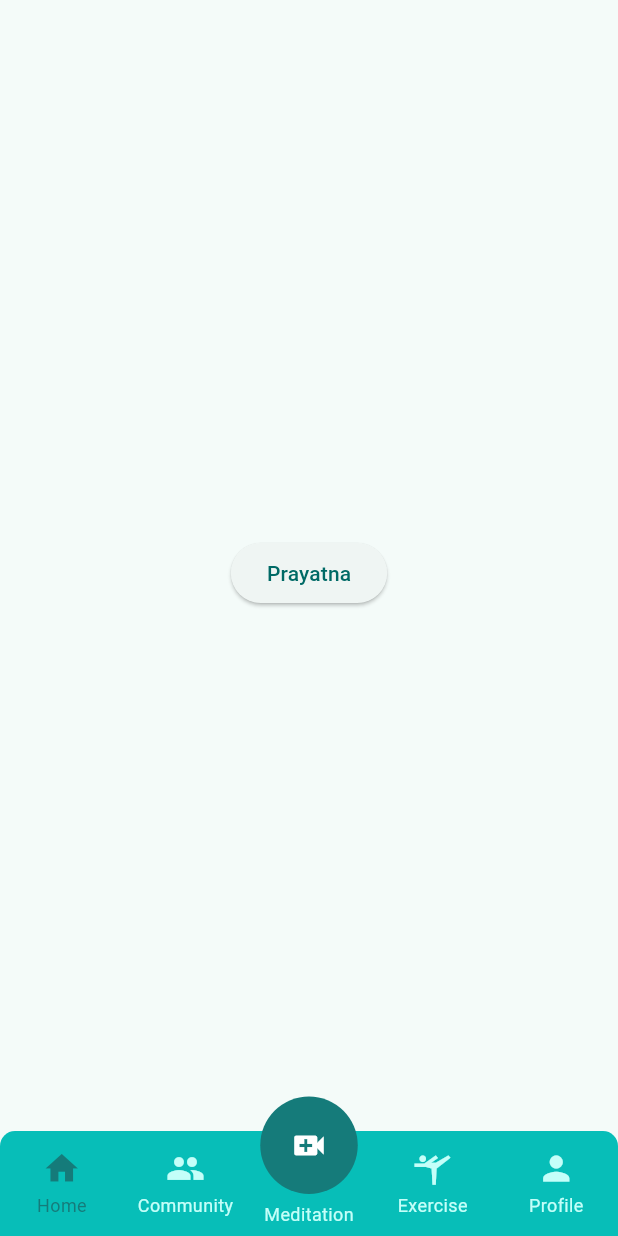
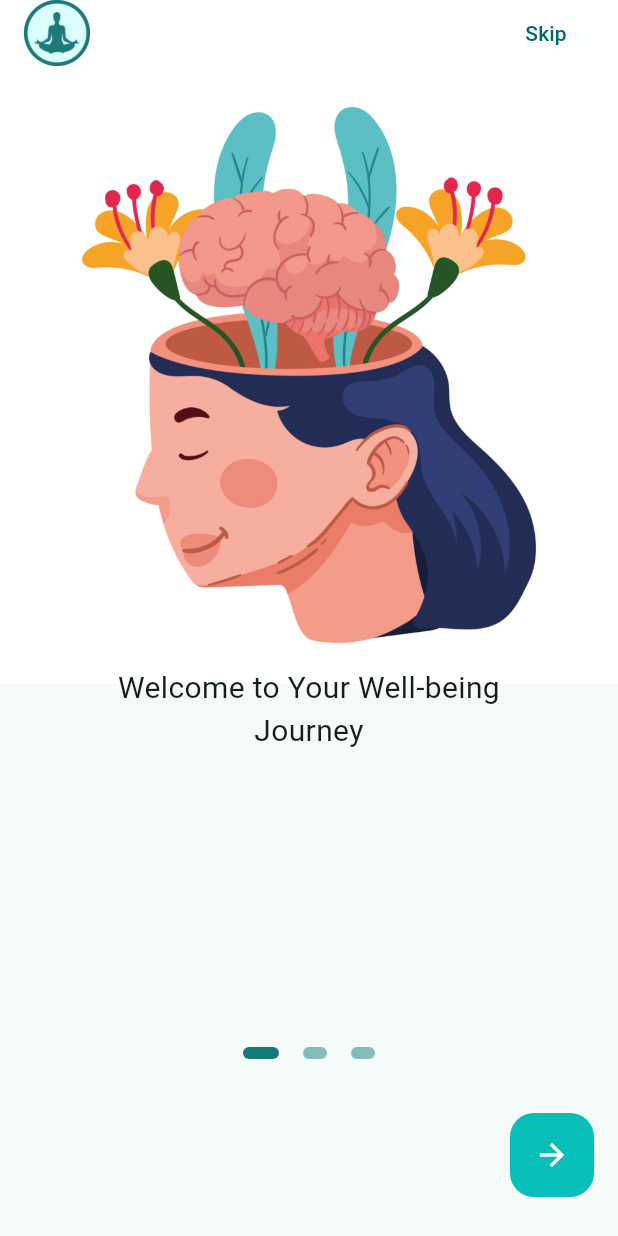
Before and after one commit to chiragbachwani/antarmitra, a Flutter app: the screen it shows after launch, on a phone screen of 412 x 824 dp. Run offline on Flutter 3.47's test engine with Material 3 defaults, Android fonts, the phone set to English and light mode, and no system bars; drawn by our look-alikes of flutter_onboarding_slider, persistent_bottom_nav_bar; our stand-ins replace firebase_auth, firebase_core, get, google_sign_in, shared_preferences, velocity_x; accounts and stored records are empty; network calls fail.

Commit message:
auth onboarding

```diff
--- a/lib/main.dart
+++ b/lib/main.dart
@@ -1,12 +1,29 @@
 import 'package:antarmitra/api/apiservices.dart';
+import 'package:antarmitra/controller/user_provider.dart';
+import 'package:antarmitra/firebase_options.dart';
 import 'package:antarmitra/navBar.dart';
+import 'package:antarmitra/screens/splash.dart';
 import 'package:antarmitra/utils/app_color.dart';
+import 'package:firebase_core/firebase_core.dart';
 import 'package:flutter/material.dart';
 import 'package:get/get.dart';
+import 'package:provider/provider.dart';
+import 'package:shared_preferences/shared_preferences.dart';
 
 String apiCode = '';
-void main() {
-  runApp(const MyApp());
+void main() async {
+  WidgetsFlutterBinding.ensureInitialized();
+  SharedPreferences prefs = await SharedPreferences.getInstance();
+  await Firebase.initializeApp(
+    options: DefaultFirebaseOptions.currentPlatform,
+  );
+  runApp(
+    ChangeNotifierProvider(
+      create: (context) => UserProvider(),
+      child: const MyApp(),
+    ),
+  );
+
   fetchApiCode();
 }
 
@@ -18,12 +35,12 @@
   Widget build(BuildContext context) {
     String apicode = apiCode;
     return GetMaterialApp(
-        title: 'Anatrmitra',
+        title: 'Antarmitra',
         debugShowCheckedModeBanner: false,
         theme: ThemeData(
           colorScheme: ColorScheme.fromSeed(seedColor: AppColor.first),
           useMaterial3: true,
         ),
-        home: const NavBar());
+        home: const SplashScreen());
   }
 }
--- /dev/null
+++ b/lib/screens/onboarding.dart
@@ -0,0 +1,91 @@
+import 'package:antarmitra/routes/route_name.dart';
+import 'package:antarmitra/screens/profile.dart';
+import 'package:antarmitra/screens/sign_up.dart';
+import 'package:antarmitra/utils/app_color.dart';
+import 'package:antarmitra/utils/app_constants.dart';
+import 'package:get/get.dart';
+// import 'package:femhealth/utils/route_name.dart';
+import 'package:flutter/material.dart';
+// import 'package:flutter_onboarding_slider/flutter_onboarding_slider.dart';
+import 'package:flutter_onboarding_slider/flutter_onboarding_slider.dart';
+// import 'package:onboarding/onboarding.dart';
+
+class OnBoarding extends StatelessWidget {
+  const OnBoarding({super.key});
+
+  @override
+  Widget build(BuildContext context) {
+    return Scaffold(
+      body: OnBoardingSlider(
+        headerBackgroundColor: Colors.white,
+        finishButtonText: 'Register',
+        finishButtonStyle: const FinishButtonStyle(
+          backgroundColor: AppColor.first,
+        ),
+        skipTextButton: const Text('Skip'),
+        // trailing: const Text('Login'),
+        // pageBackgroundColor: const Color.fromARGB(255, 227, 255, 252),
+        background: [
+          Image.asset('assets/images/onb3.jpg'),
+          Image.asset('assets/images/onb2.jpg'),
+          Image.asset('assets/images/onb1.jpg'),
+        ],
+        centerBackground: true,
+        // hasFloatingButton: true,
+        controllerColor: AppColor.sixth,
+        indicatorAbove: true,
+        indicatorPosition: 90,
+
+        leading: Image.asset(ImagePath.coinLogo),
+        onFinish: () {
+          // Navigator.of(context).pushNamed(RouteName.signUp);
+          Get.to(() => const SignUpScreen());
+        },
+
+        totalPage: 3,
+        speed: 3,
+        pageBodies: [
+          Container(
+            padding: const EdgeInsets.symmetric(horizontal: 40),
+            child: const Column(
+              children: <Widget>[
+                SizedBox(
+                  height: 400,
+                ),
+                Text(
+                  'Welcome to Your Well-being Journey',
+                  textAlign: TextAlign.center,
+                  style: TextStyle(fontSize: 20),
+                ),
+              ],
+            ),
+          ),
+          Container(
+            padding: const EdgeInsets.symmetric(horizontal: 40),
+            child: const Column(
+              children: <Widget>[
+                SizedBox(
+                  height: 400,
+                ),
+                Text(
+                    'Effortlessly monitor your menstrual cycle and identify fertile days with our intuitive ovulation tracker. Understand your body\'s natural rhythm for better family planning or simply to stay in tune with your health'),
+              ],
+            ),
+          ),
+          Container(
+            padding: const EdgeInsets.symmetric(horizontal: 40),
+            child: const Column(
+              children: <Widget>[
+                SizedBox(
+                  height: 400,
+                ),
+                Text(
+                    'Get personalized insights into your health journey. Track ovulation, fertility, and receive helpful tips tailored to your unique needs. Your well-being is our priority, empowering you to make informed decisions for a healthier lifestyle'),
+              ],
+            ),
+          ),
+        ],
+      ),
+    );
+  }
+}
```
Also changed, not shown: lib/controller/user_provider.dart (added, +27 -0 lines), lib/screens/sign_in.dart (added, +124 -0 lines), lib/screens/sign_up.dart (added, +153 -0 lines), lib/screens/splash.dart (added, +38 -0 lines), lib/widgets/reusable_widget.dart (added, +69 -0 lines), pubspec.yaml (+7 -0 lines), assets/images/onb1.jpg (added), assets/images/onb2.jpg (added), assets/images/onb3.jpg (added), lib/firebase_options.dart, pubspec.lock, 6 other files.
